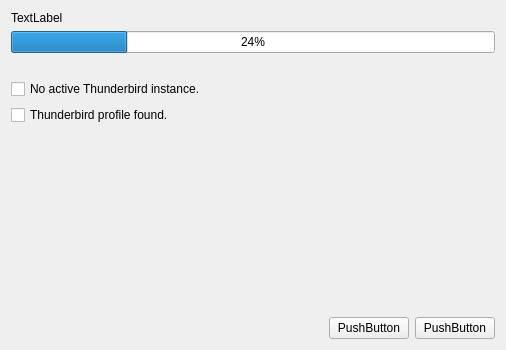
First picture: the form in src/backupinitializationwidget.ui, repository abnayak/thunder-store, before the edit.
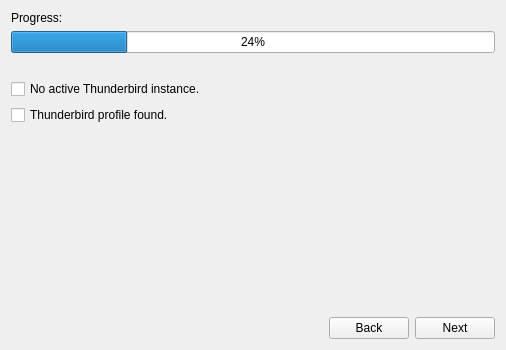
Second picture: the form after the edit.

Commit message: Added backup initialization progress bar back ground process

Diff of the .ui file:
```diff
--- a/src/backupinitializationwidget.ui
+++ b/src/backupinitializationwidget.ui
@@ -19,7 +19,7 @@
      <item>
       <widget class="QLabel" name="label">
        <property name="text">
-        <string>TextLabel</string>
+        <string>Progress:</string>
        </property>
       </widget>
      </item>
@@ -97,14 +97,14 @@
      <item>
       <widget class="QPushButton" name="pushButton">
        <property name="text">
-        <string>PushButton</string>
+        <string>Back</string>
        </property>
       </widget>
      </item>
      <item>
       <widget class="QPushButton" name="pushButton_2">
        <property name="text">
-        <string>PushButton</string>
+        <string>Next</string>
        </property>
       </widget>
      </item>
```
Left out of the diff: 4 changed lines with no effect on the pictures. The commit also changes 6 other files.
